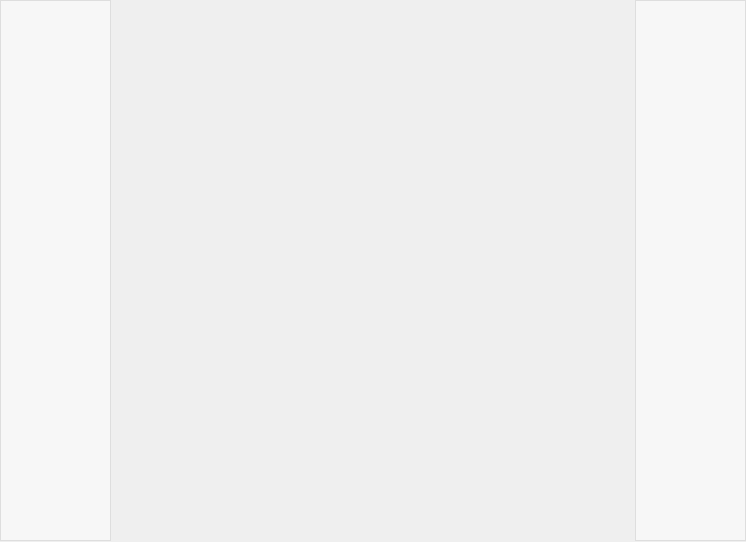
This is Makeup.ui in TayloreZhou/Kinect-Program-2019 as Qt 5 draws it before an edit. The edited form follows.
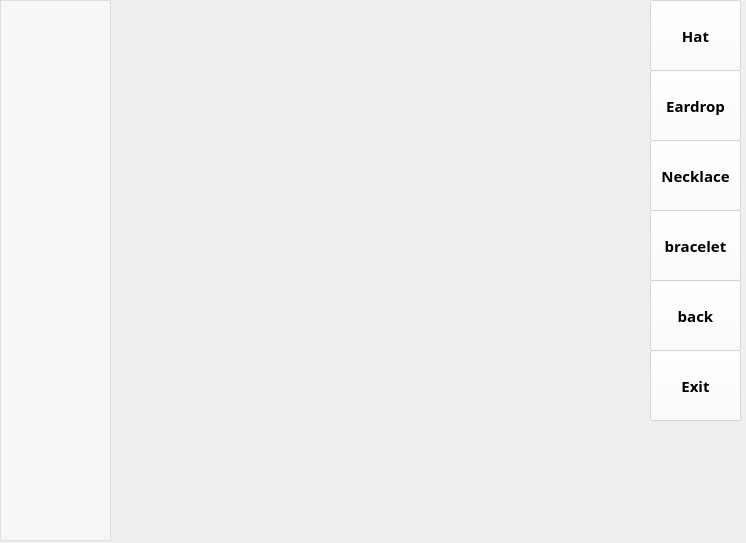
This is the edited form.

Patch:
```diff
--- a/Makeup.ui
+++ b/Makeup.ui
@@ -7,9 +7,15 @@
     <x>0</x>
     <y>0</y>
     <width>746</width>
-    <height>542</height>
+    <height>543</height>
    </rect>
   </property>
+  <property name="sizePolicy">
+   <sizepolicy hsizetype="Preferred" vsizetype="Preferred">
+    <horstretch>64</horstretch>
+    <verstretch>53</verstretch>
+   </sizepolicy>
+  </property>
   <property name="minimumSize">
    <size>
     <width>742</width>
@@ -54,17 +60,148 @@
     <set>Qt::ImhNone</set>
    </property>
   </widget>
-  <widget class="QListWidget" name="listWidgetRight">
+  <widget class="QPushButton" name="bhat">
    <property name="geometry">
     <rect>
-     <x>635</x>
+     <x>650</x>
      <y>0</y>
-     <width>111</width>
-     <height>541</height>
+     <width>91</width>
+     <height>71</height>
     </rect>
    </property>
+   <property name="font">
+    <font>
+     <family>Arial Black</family>
+     <pointsize>11</pointsize>
+     <weight>75</weight>
+     <bold>true</bold>
+    </font>
+   </property>
    <property name="styleSheet">
     <string notr="true">background-color:rgba(255,255,255,50%);</string>
+   </property>
+   <property name="text">
+    <string>Hat</string>
+   </property>
+  </widget>
+  <widget class="QPushButton" name="beardrop">
+   <property name="geometry">
+    <rect>
+     <x>650</x>
+     <y>70</y>
+     <width>91</width>
+     <height>71</height>
+    </rect>
+   </property>
+   <property name="font">
+    <font>
+     <family>Arial Black</family>
+     <pointsize>11</pointsize>
+     <weight>75</weight>
+     <bold>true</bold>
+    </font>
+   </property>
+   <property name="styleSheet">
+    <string notr="true">background-color:rgba(255,255,255,50%);</string>
+   </property>
+   <property name="text">
+    <string>Eardrop</string>
+   </property>
+  </widget>
+  <widget class="QPushButton" name="bnecklace">
+   <property name="geometry">
+    <rect>
+     <x>650</x>
+     <y>140</y>
+     <width>91</width>
+     <height>71</height>
+    </rect>
+   </property>
+   <property name="font">
+    <font>
+     <family>Arial Black</family>
+     <pointsize>11</pointsize>
+     <weight>75</weight>
+     <bold>true</bold>
+    </font>
+   </property>
+   <property name="styleSheet">
+    <string notr="true">background-color:rgba(255,255,255,50%);</string>
+   </property>
+   <property name="text">
+    <string>Necklace</string>
+   </property>
+  </widget>
+  <widget class="QPushButton" name="bbracelet">
+   <property name="geometry">
+    <rect>
+     <x>650</x>
+     <y>210</y>
+     <width>91</width>
+     <height>71</height>
+    </rect>
+   </property>
+   <property name="font">
+    <font>
+     <family>Arial Black</family>
+     <pointsize>11</pointsize>
+     <weight>75</weight>
+     <bold>true</bold>
+    </font>
+   </property>
+   <property name="styleSheet">
+    <string notr="true">background-color:rgba(255,255,255,50%);</string>
+   </property>
+   <property name="text">
+    <string>bracelet</string>
+   </property>
+  </widget>
+  <widget class="QPushButton" name="bback">
+   <property name="geometry">
+    <rect>
+     <x>650</x>
+     <y>280</y>
+     <width>91</width>
+     <height>71</height>
+    </rect>
+   </property>
+   <property name="font">
+    <font>
+     <family>Arial Black</family>
+     <pointsize>11</pointsize>
+     <weight>75</weight>
+     <bold>true</bold>
+    </font>
+   </property>
+   <property name="styleSheet">
+    <string notr="true">background-color:rgba(255,255,255,50%);</string>
+   </property>
+   <property name="text">
+    <string>back</string>
+   </property>
+  </widget>
+  <widget class="QPushButton" name="bexit">
+   <property name="geometry">
+    <rect>
+     <x>650</x>
+     <y>350</y>
+     <width>91</width>
+     <height>71</height>
+    </rect>
+   </property>
+   <property name="font">
+    <font>
+     <family>Arial Black</family>
+     <pointsize>11</pointsize>
+     <weight>75</weight>
+     <bold>true</bold>
+    </font>
+   </property>
+   <property name="styleSheet">
+    <string notr="true">background-color:rgba(255,255,255,50%);</string>
+   </property>
+   <property name="text">
+    <string>Exit</string>
    </property>
   </widget>
  </widget>
```
Left out of the diff: 36 changed lines with no effect on the pictures.
